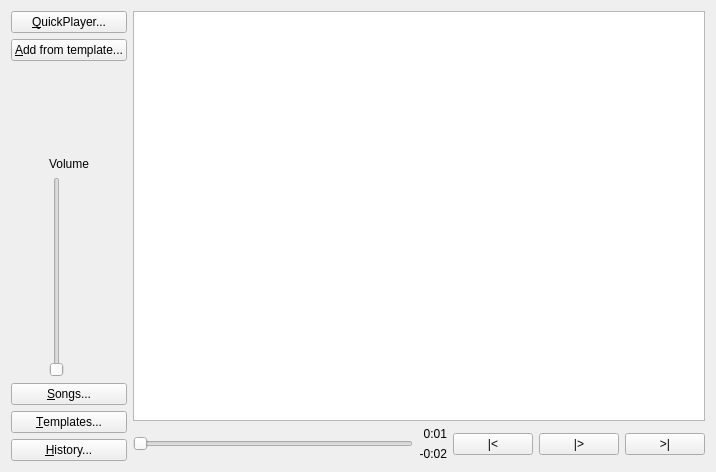
This is PlayerWindow.ui in madmaxoft/SkauTan as Qt 5 draws it before an edit. The edited form follows.
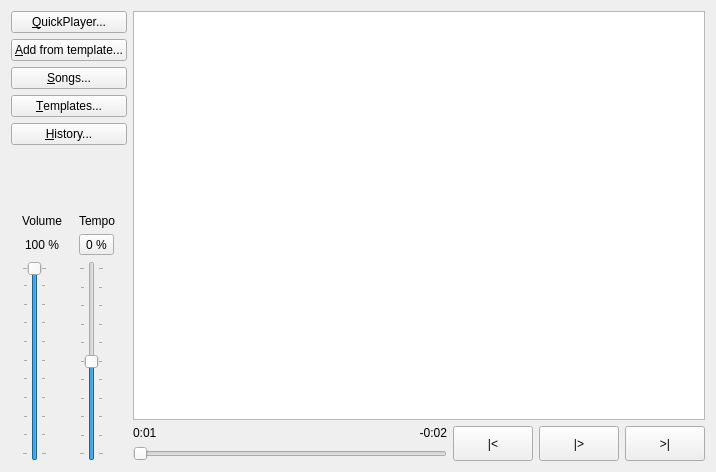
This is the edited form.

Commit message: Added Tempo slider

Patch:
```diff
--- a/PlayerWindow.ui
+++ b/PlayerWindow.ui
@@ -31,6 +31,27 @@
         </property>
        </widget>
       </item>
+      <item>
+       <widget class="QPushButton" name="btnSongs">
+        <property name="text">
+         <string>&amp;Songs...</string>
+        </property>
+       </widget>
+      </item>
+      <item>
+       <widget class="QPushButton" name="btnTemplates">
+        <property name="text">
+         <string>&amp;Templates...</string>
+        </property>
+       </widget>
+      </item>
+      <item>
+       <widget class="QPushButton" name="btnHistory">
+        <property name="text">
+         <string>&amp;History...</string>
+        </property>
+       </widget>
+      </item>
       <item>
        <spacer name="verticalSpacer">
         <property name="orientation">
@@ -46,7 +67,7 @@
       </item>
       <item>
        <layout class="QGridLayout" name="gridLayout">
-        <item row="1" column="0">
+        <item row="2" column="0">
          <widget class="QSlider" name="vsVolume">
           <property name="minimumSize">
            <size>
@@ -54,9 +75,15 @@
             <height>200</height>
            </size>
           </property>
+          <property name="value">
+           <number>99</number>
+          </property>
           <property name="orientation">
            <enum>Qt::Vertical</enum>
           </property>
+          <property name="tickPosition">
+           <enum>QSlider::TicksBothSides</enum>
+          </property>
          </widget>
         </item>
         <item row="0" column="0">
@@ -64,31 +91,65 @@
           <property name="text">
            <string>Volume</string>
           </property>
+          <property name="alignment">
+           <set>Qt::AlignCenter</set>
+          </property>
+         </widget>
+        </item>
+        <item row="0" column="1">
+         <widget class="QLabel" name="label_2">
+          <property name="text">
+           <string>Tempo</string>
+          </property>
+          <property name="alignment">
+           <set>Qt::AlignCenter</set>
+          </property>
+         </widget>
+        </item>
+        <item row="2" column="1">
+         <widget class="QSlider" name="vsTempo">
+          <property name="minimum">
+           <number>-50</number>
+          </property>
+          <property name="maximum">
+           <number>50</number>
+          </property>
+          <property name="value">
+           <number>0</number>
+          </property>
+          <property name="orientation">
+           <enum>Qt::Vertical</enum>
+          </property>
+          <property name="tickPosition">
+           <enum>QSlider::TicksBothSides</enum>
+          </property>
+         </widget>
+        </item>
+        <item row="1" column="0">
+         <widget class="QLabel" name="lblVolume">
+          <property name="text">
+           <string>100 %</string>
+          </property>
+          <property name="alignment">
+           <set>Qt::AlignCenter</set>
+          </property>
+         </widget>
+        </item>
+        <item row="1" column="1">
+         <widget class="QToolButton" name="btnTempoReset">
+          <property name="toolTip">
+           <string>Reset tempo to +0 %</string>
+          </property>
+          <property name="text">
+           <string>0 %</string>
+          </property>
+          <property name="toolButtonStyle">
+           <enum>Qt::ToolButtonTextOnly</enum>
+          </property>
          </widget>
         </item>
        </layout>
       </item>
-      <item>
-       <widget class="QPushButton" name="btnSongs">
-        <property name="text">
-         <string>&amp;Songs...</string>
-        </property>
-       </widget>
-      </item>
-      <item>
-       <widget class="QPushButton" name="btnTemplates">
-        <property name="text">
-         <string>&amp;Templates...</string>
-        </property>
-       </widget>
-      </item>
-      <item>
-       <widget class="QPushButton" name="btnHistory">
-        <property name="text">
-         <string>&amp;History...</string>
-        </property>
-       </widget>
-      </item>
      </layout>
     </item>
     <item>
@@ -138,32 +199,36 @@
       </item>
       <item>
        <layout class="QHBoxLayout" name="horizontalLayout">
-        <item>
-         <widget class="QSlider" name="hsPosition">
-          <property name="orientation">
-           <enum>Qt::Horizontal</enum>
-          </property>
-         </widget>
-        </item>
         <item>
          <layout class="QVBoxLayout" name="verticalLayout_3">
           <item>
-           <widget class="QLabel" name="lblPosition">
-            <property name="text">
-             <string>0:01</string>
-            </property>
-            <property name="alignment">
-             <set>Qt::AlignRight|Qt::AlignTrailing|Qt::AlignVCenter</set>
-            </property>
-           </widget>
+           <layout class="QHBoxLayout" name="horizontalLayout_3">
+            <item>
+             <widget class="QLabel" name="lblPosition">
+              <property name="text">
+               <string>0:01</string>
+              </property>
+              <property name="alignment">
+               <set>Qt::AlignLeading|Qt::AlignLeft|Qt::AlignVCenter</set>
+              </property>
+             </widget>
+            </item>
+            <item>
+             <widget class="QLabel" name="lblRemaining">
+              <property name="text">
+               <string>-0:02</string>
+              </property>
+              <property name="alignment">
+               <set>Qt::AlignRight|Qt::AlignTrailing|Qt::AlignVCenter</set>
+              </property>
+             </widget>
+            </item>
+           </layout>
           </item>
           <item>
-           <widget class="QLabel" name="lblRemaining">
-            <property name="text">
-             <string>-0:02</string>
-            </property>
-            <property name="alignment">
-             <set>Qt::AlignRight|Qt::AlignTrailing|Qt::AlignVCenter</set>
+           <widget class="QSlider" name="hsPosition">
+            <property name="orientation">
+             <enum>Qt::Horizontal</enum>
             </property>
            </widget>
           </item>
@@ -171,6 +236,12 @@
         </item>
         <item>
          <widget class="QPushButton" name="btnPrev">
+          <property name="sizePolicy">
+           <sizepolicy hsizetype="Minimum" vsizetype="Preferred">
+            <horstretch>0</horstretch>
+            <verstretch>0</verstretch>
+           </sizepolicy>
+          </property>
           <property name="text">
            <string>|&lt;</string>
           </property>
@@ -178,6 +249,12 @@
         </item>
         <item>
          <widget class="QPushButton" name="btnPlay">
+          <property name="sizePolicy">
+           <sizepolicy hsizetype="Minimum" vsizetype="Preferred">
+            <horstretch>0</horstretch>
+            <verstretch>0</verstretch>
+           </sizepolicy>
+          </property>
           <property name="text">
            <string>|&gt;</string>
           </property>
@@ -185,6 +262,12 @@
         </item>
         <item>
          <widget class="QPushButton" name="btnNext">
+          <property name="sizePolicy">
+           <sizepolicy hsizetype="Minimum" vsizetype="Preferred">
+            <horstretch>0</horstretch>
+            <verstretch>0</verstretch>
+           </sizepolicy>
+          </property>
           <property name="text">
            <string>&gt;|</string>
           </property>
```
The commit also changes 2 other files.
